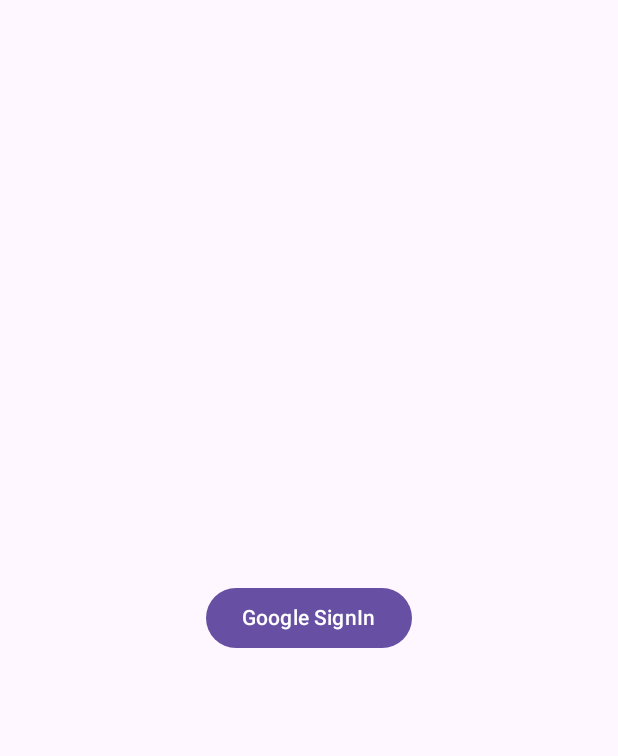
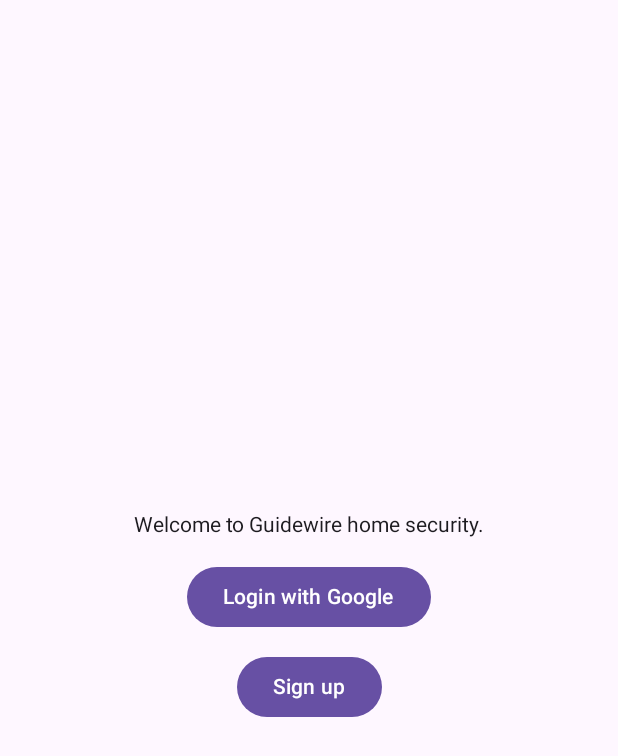
Before and after one commit to lf0rlance/sweng24-guidewirehomealarm, an Android app built with Jetpack Compose: the screen it shows after launch (MainActivity), on a phone screen of 412 x 824 dp. Shown: the top 756 px of the screen. Run offline under Robolectric (Android 15) with nearby library versions, the phone set to English and light mode, and no system bars.

Commit message:
Add login UI and wire to existing Google sign-in flow

```diff
--- a/frontend/app/src/main/java/com/example/guidewirehomesecurityapp/MainActivity.kt
+++ b/frontend/app/src/main/java/com/example/guidewirehomesecurityapp/MainActivity.kt
@@ -1,73 +1,23 @@
 package com.example.guidewirehomesecurityapp
 
 import android.os.Bundle
-import android.widget.Toast
 import androidx.activity.ComponentActivity
-import androidx.activity.compose.rememberLauncherForActivityResult
 import androidx.activity.compose.setContent
-import androidx.activity.result.contract.ActivityResultContracts
-import androidx.compose.foundation.layout.Arrangement
+import androidx.activity.enableEdgeToEdge
 import androidx.compose.foundation.layout.fillMaxSize
+import androidx.compose.foundation.layout.padding
 import androidx.compose.material3.Scaffold
-import androidx.compose.runtime.Composable
-import androidx.compose.runtime.rememberCoroutineScope
-import androidx.compose.ui.Alignment
 import androidx.compose.ui.Modifier
-import androidx.compose.ui.platform.LocalContext
-import androidx.activity.enableEdgeToEdge
-import com.example.guidewirehomesecurityapp.ui.theme.LogInTheme
-import androidx.compose.foundation.layout.Column
-import androidx.compose.foundation.layout.padding
-import androidx.compose.material3.Button
-import androidx.compose.material3.Text
-
 
 class MainActivity : ComponentActivity() {
     override fun onCreate(savedInstanceState: Bundle?) {
         super.onCreate(savedInstanceState)
         enableEdgeToEdge()
+
         setContent {
-            LogInTheme {
-                Scaffold(modifier = Modifier.fillMaxSize()) { innerPadding ->
-                    MainScreen(modifier = Modifier.padding(innerPadding))
-                }
+            Scaffold(modifier = Modifier.fillMaxSize()) { innerPadding ->
+                LoginScreen(modifier = Modifier.padding(innerPadding))
             }
         }
     }
 }
-
-@Composable
-fun MainScreen(modifier: Modifier = Modifier){
-    val context = LocalContext.current
-    val scope = rememberCoroutineScope()
-    val launcher = rememberLauncherForActivityResult(contract = ActivityResultContracts.StartActivityForResult()){
-        GoogleSignInUtils.doGoogleSignIn(
-            context = context,
-            scope = scope,
-            launcher = null,
-            login = {
-                Toast.makeText(context,"Login Successful",Toast.LENGTH_SHORT).show()
-            }
-        )
-    }
-
-    Column(
-        modifier = modifier.fillMaxSize(),
-        verticalArrangement = Arrangement.Center,
-        horizontalAlignment = Alignment.CenterHorizontally
-    ) {
-
-        Button(onClick = {
-            GoogleSignInUtils.doGoogleSignIn(
-                context = context,
-                scope = scope,
-                launcher = launcher,
-                login = {
-                    Toast.makeText(context,"Login Successful",Toast.LENGTH_SHORT).show()
-                }
-            )
-        }) {
-            Text(text = "Google SignIn")
-        }
-    }
-}
--- /dev/null
+++ b/frontend/app/src/main/java/com/example/guidewirehomesecurityapp/ui/LoginScreen.kt
@@ -0,0 +1,68 @@
+package com.example.guidewirehomesecurityapp
+
+import android.widget.Toast
+import androidx.activity.compose.rememberLauncherForActivityResult
+import androidx.activity.result.contract.ActivityResultContracts
+import androidx.compose.foundation.layout.*
+import androidx.compose.material3.Button
+import androidx.compose.material3.Text
+import androidx.compose.runtime.Composable
+import androidx.compose.runtime.rememberCoroutineScope
+import androidx.compose.ui.Alignment
+import androidx.compose.ui.Modifier
+import androidx.compose.ui.platform.LocalContext
+import androidx.compose.ui.unit.dp
+
+@Composable
+fun LoginScreen(modifier: Modifier = Modifier) {
+    val context = LocalContext.current
+    val scope = rememberCoroutineScope()
+
+    val launcher = rememberLauncherForActivityResult(
+        contract = ActivityResultContracts.StartActivityForResult()
+    ) {
+        // If user had to add/select an account, retry sign-in after returning
+        GoogleSignInUtils.doGoogleSignIn(
+            context = context,
+            scope = scope,
+            launcher = null,
+            login = {
+                Toast.makeText(context, "Login Successful", Toast.LENGTH_SHORT).show()
+            }
+        )
+    }
+
+    Column(
+        modifier = modifier
+            .fillMaxSize()
+            .padding(24.dp),
+        horizontalAlignment = Alignment.CenterHorizontally,
+        verticalArrangement = Arrangement.Center
+    ) {
+        Text("Welcome to Guidewire home security.")
+
+        Spacer(Modifier.height(16.dp))
+
+        Button(onClick = {
+            GoogleSignInUtils.doGoogleSignIn(
+                context = context,
+                scope = scope,
+                launcher = launcher,
+                login = {
+                    Toast.makeText(context, "Login Successful", Toast.LENGTH_SHORT).show()
+                }
+            )
+        }) {
+            Text("Login with Google")
+        }
+
+        Spacer(Modifier.height(12.dp))
+
+        //todo sign up functionality
+        Button(onClick = {
+            Toast.makeText(context, "Sign up tapped", Toast.LENGTH_SHORT).show()
+        }) {
+            Text("Sign up")
+        }
+    }
+}
```
